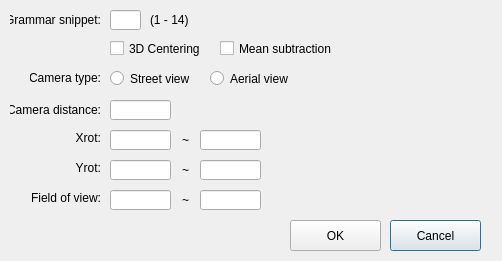
First picture: the form in BuildingMassEstimationCNN/ParameterEstimationDialog.ui, repository gnishida/BuildingMassEstimationCNN, before the edit.
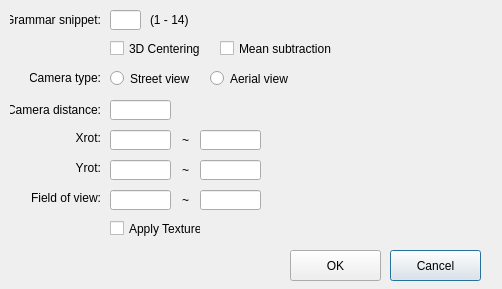
Second picture: the form after the edit.

Diff of the .ui file:
```diff
--- a/BuildingMassEstimationCNN/ParameterEstimationDialog.ui
+++ b/BuildingMassEstimationCNN/ParameterEstimationDialog.ui
@@ -7,7 +7,7 @@
     <x>0</x>
     <y>0</y>
     <width>502</width>
-    <height>261</height>
+    <height>289</height>
    </rect>
   </property>
   <property name="windowTitle">
@@ -199,7 +199,7 @@
    <property name="geometry">
     <rect>
      <x>390</x>
-     <y>220</y>
+     <y>250</y>
      <width>91</width>
      <height>31</height>
     </rect>
@@ -212,7 +212,7 @@
    <property name="geometry">
     <rect>
      <x>290</x>
-     <y>220</y>
+     <y>250</y>
      <width>91</width>
      <height>31</height>
     </rect>
@@ -331,6 +331,19 @@
     <set>Qt::AlignLeading|Qt::AlignLeft|Qt::AlignVCenter</set>
    </property>
   </widget>
+  <widget class="QCheckBox" name="checkBoxApplyTexture">
+   <property name="geometry">
+    <rect>
+     <x>110</x>
+     <y>220</y>
+     <width>91</width>
+     <height>17</height>
+    </rect>
+   </property>
+   <property name="text">
+    <string>Apply Texture</string>
+   </property>
+  </widget>
  </widget>
  <layoutdefault spacing="6" margin="11"/>
  <tabstops>
```
